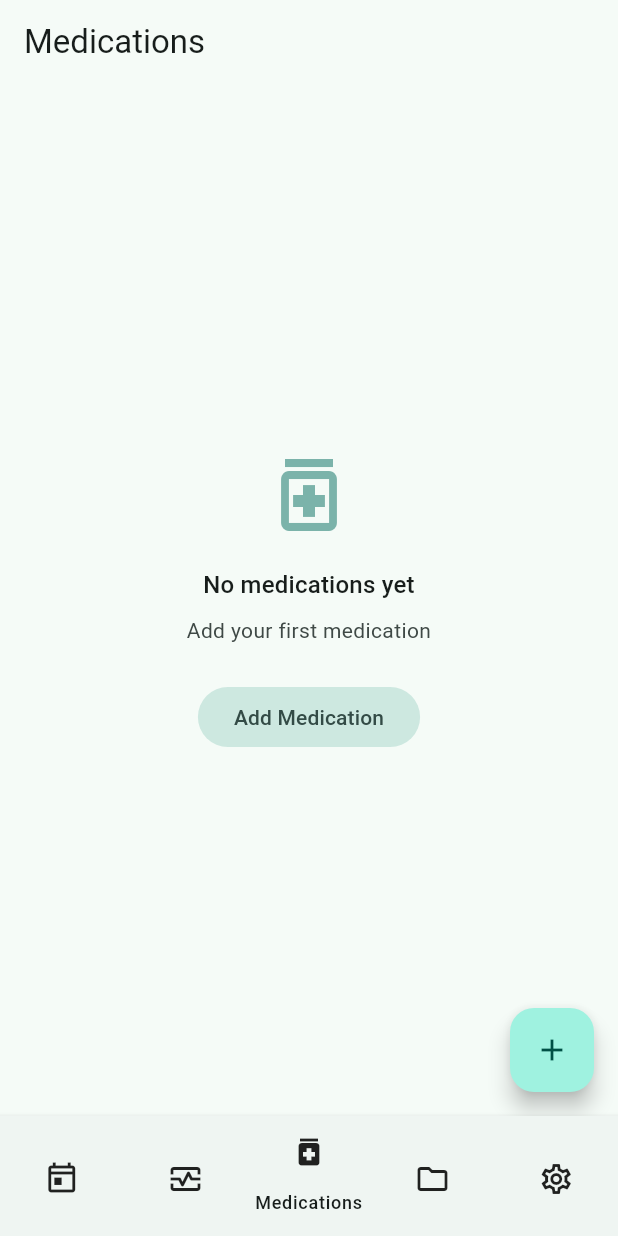
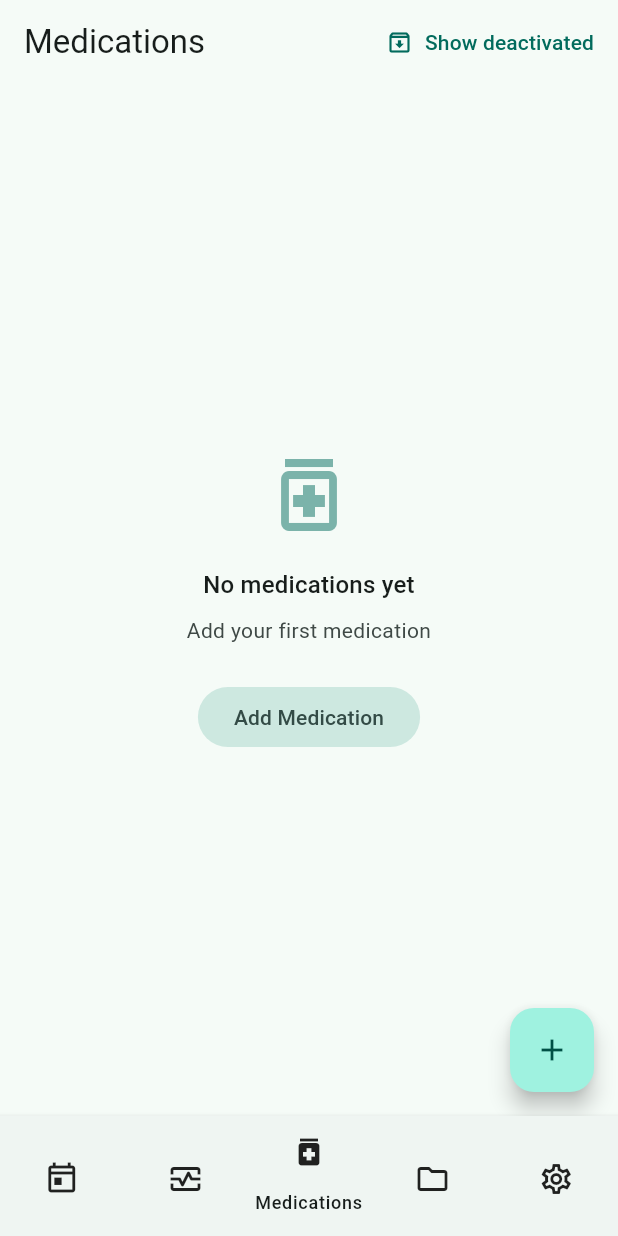
Before and after one commit to earkania/RehabTrack, a Flutter app: the MedicationListScreen screen opened by its route, on a phone screen of 412 x 824 dp. Run offline on Flutter 3.47's test engine with Material 3 defaults, Android fonts, the phone set to English and light mode, and no system bars; our stand-ins replace drift, fl_chart, flutter_local_notifications, flutter_riverpod, go_router, image_picker and 2 more; accounts and stored records are empty; generated files the repository leaves out were written again.

Commit message:
feat: add inactive medications and lock portrait orientation

```diff
--- a/lib/domain/repositories/measurement_repository.dart
+++ b/lib/domain/repositories/measurement_repository.dart
@@ -72,6 +72,7 @@ abstract class MeasurementRepository {
   Future<void> deleteSchedule(int id);
 
   // --- MeasurementReminderLogs ---
+  Future<void> cancelReminderNotification(int scheduleId, DateTime scheduledTime);
   Future<int> logReminder(MeasurementReminderLog log);
   Future<void> updateReminderLog(MeasurementReminderLog log);
   Future<MeasurementReminderLog?> getReminderLog(
--- a/lib/domain/repositories/medication_repository.dart
+++ b/lib/domain/repositories/medication_repository.dart
@@ -38,6 +38,7 @@ abstract class MedicationRepository {
   );
   Future<int> logDose(MedicationLog log);
   Future<void> updateLog(MedicationLog log);
+  Future<void> cancelReminderNotification(int scheduleId, DateTime scheduledTime);
   Future<void> deleteLogForOccurrence(
     int scheduleId,
     DateTime scheduledTime,
--- a/lib/l10n/app_localizations.dart
+++ b/lib/l10n/app_localizations.dart
@@ -2665,6 +2665,36 @@ abstract class AppLocalizations {
   /// In en, this message translates to:
   /// **'Request'**
   String get request;
+
+  /// No description provided for @inactiveMedications.
+  ///
+  /// In en, this message translates to:
+  /// **'Inactive'**
+  String get inactiveMedications;
+
+  /// No description provided for @showDeactivated.
+  ///
+  /// In en, this message translates to:
+  /// **'Show deactivated'**
+  String get showDeactivated;
+
+  /// No description provided for @reactivate.
+  ///
+  /// In en, this message translates to:
+  /// **'Reactivate'**
+  String get reactivate;
+
+  /// No description provided for @confirmReactivate.
+  ///
+  /// In en, this message translates to:
+  /// **'This medication will be reactivated. Its history will be preserved.'**
+  String get confirmReactivate;
+
+  /// No description provided for @noInactiveMedications.
+  ///
+  /// In en, this message translates to:
+  /// **'No inactive medications'**
+  String get noInactiveMedications;
 }
 
 class _AppLocalizationsDelegate
--- a/lib/presentation/screens/activities/medication_list_screen.dart
+++ b/lib/presentation/screens/activities/medication_list_screen.dart
@@ -7,17 +7,32 @@ import 'package:rehab_track/presentation/providers/medication_provider.dart';
 import 'package:rehab_track/presentation/widgets/empty_state.dart';
 import 'package:rehab_track/presentation/widgets/medication/medication_card.dart';
 
+final showInactiveMedicationsProvider = StateProvider<bool>((ref) => false);
+
 class MedicationListScreen extends ConsumerWidget {
   const MedicationListScreen({super.key});
 
   @override
   Widget build(BuildContext context, WidgetRef ref) {
     final l10n = AppLocalizations.of(context)!;
-    final medicationsAsync = ref.watch(medicationListProvider);
+    final showInactive = ref.watch(showInactiveMedicationsProvider);
+    final medicationsAsync = showInactive
+        ? ref.watch(medicationInactiveListProvider)
+        : ref.watch(medicationListProvider);
 
     return Scaffold(
       appBar: AppBar(
         title: Text(l10n.medications),
+        actions: [
+          TextButton.icon(
+            onPressed: () {
+              ref.read(showInactiveMedicationsProvider.notifier).state =
+                  !showInactive;
+            },
+            icon: Icon(showInactive ? Icons.medication : Icons.archive_outlined),
+            label: Text(showInactive ? l10n.medications : l10n.showDeactivated),
+          ),
+        ],
       ),
       body: medicationsAsync.when(
         loading: () => const Center(child: CircularProgressIndicator()),
@@ -42,6 +57,18 @@ class MedicationListScreen extends ConsumerWidget {
         ),
         data: (medications) {
           if (medications.isEmpty) {
+            if (showInactive) {
+              return EmptyState(
+                icon: Icons.archive_outlined,
+                title: l10n.noInactiveMedications,
+                subtitle: '',
+                actionLabel: l10n.medications,
+                onAction: () {
+                  ref.read(showInactiveMedicationsProvider.notifier).state =
+                      false;
+                },
+              );
+            }
             return EmptyState(
               icon: Icons.medication_outlined,
               title: l10n.noMedicationsYet,
@@ -66,10 +93,12 @@ class MedicationListScreen extends ConsumerWidget {
           );
         },
       ),
-      floatingActionButton: FloatingActionButton(
-        onPressed: () => context.push(AppRoutes.medicationAdd),
-        child: const Icon(Icons.add),
-      ),
+      floatingActionButton: showInactive
+          ? null
+          : FloatingActionButton(
+              onPressed: () => context.push(AppRoutes.medicationAdd),
+              child: const Icon(Icons.add),
+            ),
     );
   }
 }
--- a/lib/presentation/screens/health/measurement_entry_screen.dart
+++ b/lib/presentation/screens/health/measurement_entry_screen.dart
@@ -334,6 +334,11 @@ class _MeasurementEntryScreenState
           ),
         );
       }
+
+      await repo.cancelReminderNotification(
+        extra.reminderScheduleId,
+        extra.scheduledOccurrenceTime,
+      );
     } catch (_) {
       // Best-effort: measurement record was already saved.
     }
--- a/lib/presentation/widgets/today/today_agenda_item.dart
+++ b/lib/presentation/widgets/today/today_agenda_item.dart
@@ -592,6 +592,7 @@ class _AgendaItemMenuState extends ConsumerState<_AgendaItemMenu> {
         snapshotCustomDosageForm: item.customDosageForm,
       );
       await repo.logDose(log);
+      await repo.cancelReminderNotification(item.sourceScheduleId, item.scheduledDateTime);
       if (!mounted) return;
       ref.invalidate(todayAgendaProvider);
     } catch (e) {
@@ -641,6 +642,7 @@ class _AgendaItemMenuState extends ConsumerState<_AgendaItemMenu> {
           snapshotCustomDosageForm: item.customDosageForm,
         );
         await repo.logDose(log);
+        await repo.cancelReminderNotification(item.sourceScheduleId, item.scheduledDateTime);
       } else if (item.type == TodayAgendaItemType.measurement) {
         final repo = ref.read(measurementRepositoryProvider);
         final log = MeasurementReminderLog(
@@ -651,6 +653,7 @@ class _AgendaItemMenuState extends ConsumerState<_AgendaItemMenu> {
           createdAt: DateTime.now(),
         );
         await repo.logReminder(log);
+        await repo.cancelReminderNotification(item.sourceScheduleId, item.scheduledDateTime);
       }
       if (!mounted) return;
       ref.invalidate(todayAgendaProvider);
```
Also changed, not shown: lib/data/repositories/measurement_repository_impl.dart (+18 -0 lines), lib/data/repositories/medication_repository_impl.dart (+18 -0 lines), lib/data/services/notification/notification_scheduler.dart (+27 -0 lines), lib/l10n/app_en.arb (+6 -1 lines), lib/l10n/app_ka.arb (+6 -1 lines), lib/l10n/app_localizations_en.dart (+16 -0 lines), lib/l10n/app_localizations_ka.dart (+16 -0 lines), lib/main.dart (+7 -1 lines), lib/presentation/providers/medication_provider.dart (+12 -0 lines), lib/presentation/screens/activities/medication_detail_screen.dart (+76 -0 lines), 1 other file.
